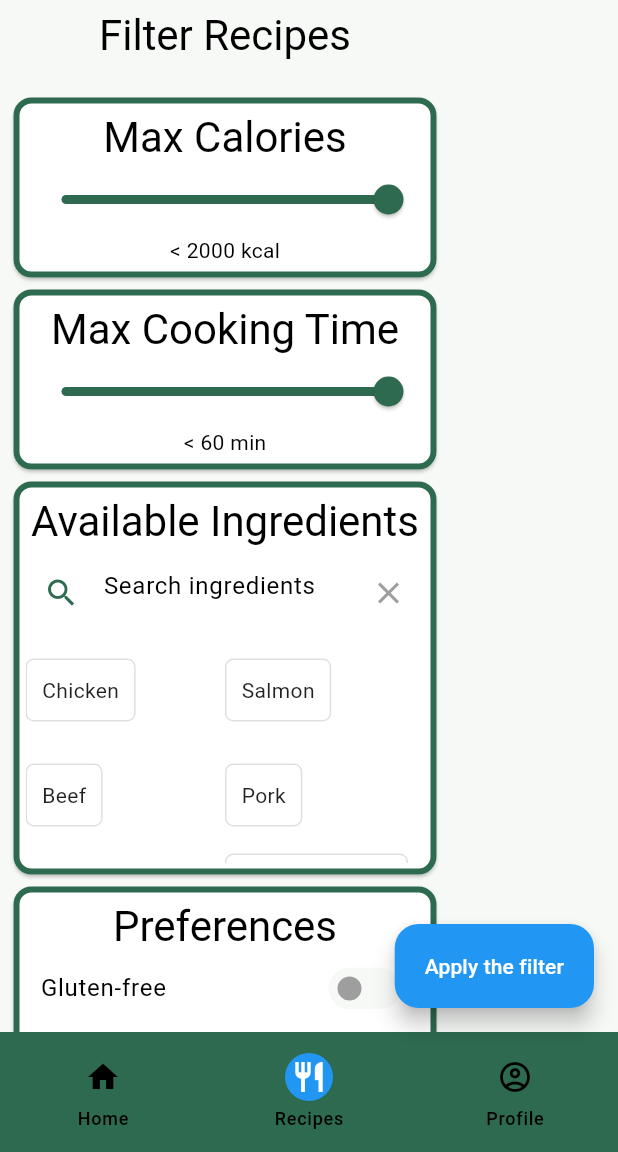
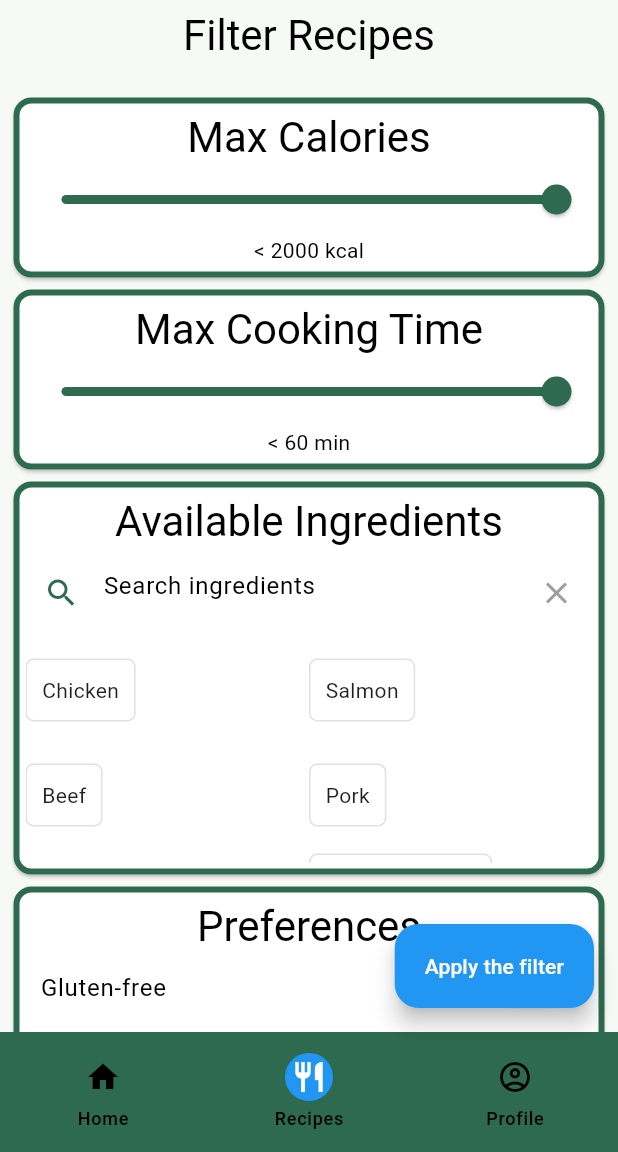
Before and after one commit to MDerin1834/PurePlate_cs310project, a Flutter app: the RecipeFilteringScreen screen opened by its route, on a phone screen of 412 x 824 dp, the part 84-1236 px from its top. Run offline on Flutter 3.47's test engine with Material 3 defaults, Android fonts, the phone set to English and light mode, and no system bars; network calls fail.

Commit message:
Improved RecipeFilteringScreen layout

```diff
--- a/lib/screens/recipe_filtering_screen.dart
+++ b/lib/screens/recipe_filtering_screen.dart
@@ -81,7 +81,7 @@ class _RecipeFilteringScreen extends State<RecipeFilteringScreen> {
     return PurePlateAppScaffold(
       pageIndex: 1,
       body: SizedBox(
-        width: 300,
+        //width: 300,
         child: SingleChildScrollView(
           padding: EdgeInsets.all(5),
           child: Column(
@@ -205,6 +205,7 @@ class _RecipeFilteringScreen extends State<RecipeFilteringScreen> {
                   ),
                 ),
               ),
+              SizedBox(height: 70)
             ],
           ),
         ),
```
